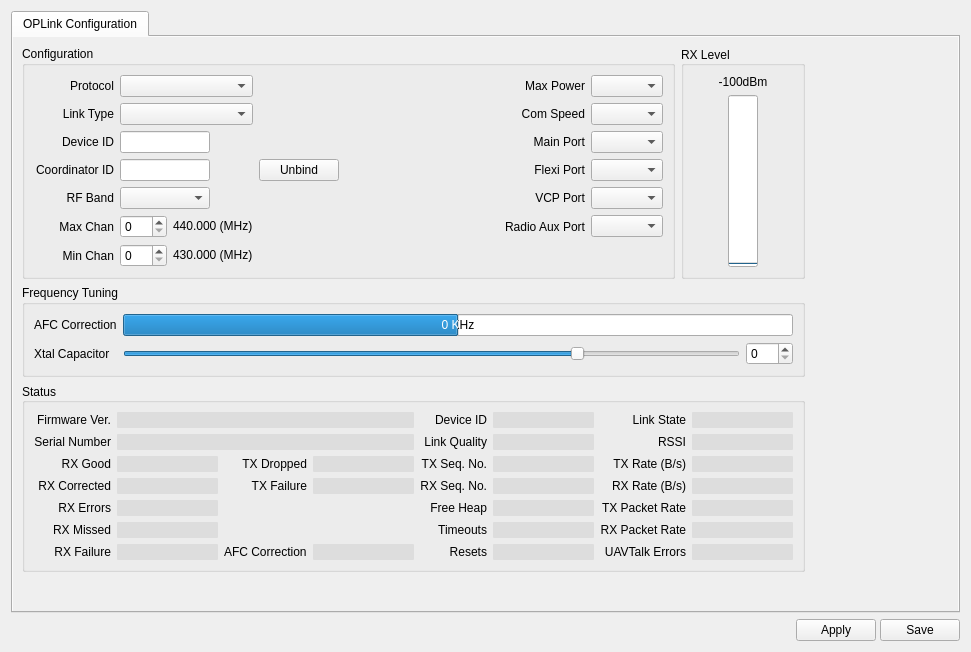
First picture: the form in ground/gcs/src/plugins/config/oplink.ui, repository librepilot/LibrePilot, before the edit.
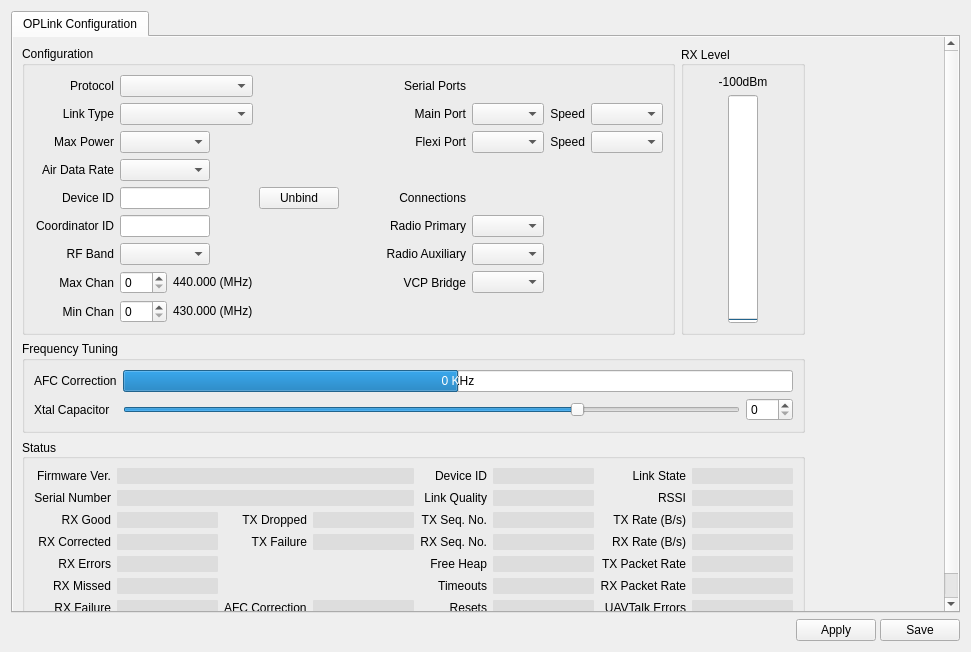
Second picture: the form after the edit. Icons and pictures are not drawn.

Commit message: LP-499 Adds support for bridging either radio primary, radio auxilary, and/or VCP to any of the output ports (main, flexi, VCP, HID).  Also adds the ability to configure the com speed of the UARTs independent of the air data rate.

Patch:
```diff
--- a/ground/gcs/src/plugins/config/oplink.ui
+++ b/ground/gcs/src/plugins/config/oplink.ui
@@ -101,7 +101,7 @@
                 <string>Configuration</string>
                </property>
                <layout class="QGridLayout" name="gridLayout_2">
-                <item row="3" column="1">
+                <item row="5" column="1">
                  <widget class="QLineEdit" name="CoordID">
                   <property name="sizePolicy">
                    <sizepolicy hsizetype="Minimum" vsizetype="Fixed">
@@ -138,7 +138,7 @@
                   </property>
                  </widget>
                 </item>
-                <item row="2" column="1">
+                <item row="4" column="1">
                  <widget class="QLineEdit" name="CustomDeviceID">
                   <property name="sizePolicy">
                    <sizepolicy hsizetype="Minimum" vsizetype="Fixed">
@@ -196,7 +196,29 @@
                   </property>
                  </widget>
                 </item>
-                <item row="2" column="6">
+                <item row="0" column="5">
+                  <widget class="QLabel" name="UartsLabel">
+                    <property name="sizePolicy">
+                      <sizepolicy hsizetype="Preferred" vsizetype="Preferred">
+                        <horstretch>0</horstretch>
+                        <verstretch>0</verstretch>
+                      </sizepolicy>
+                    </property>
+                    <property name="font">
+                      <font>
+                        <weight>50</weight>
+                        <bold>true</bold>
+                      </font>
+                    </property>
+                    <property name="text">
+                      <string>Serial Ports</string>
+                    </property>
+                    <property name="alignment">
+                      <set>Qt::AlignRight|Qt::AlignTrailing|Qt::AlignVCenter</set>
+                    </property>
+                  </widget>
+                </item>
+                <item row="1" column="5">
                  <widget class="QLabel" name="MainPortLabel">
                   <property name="font">
                    <font>
@@ -212,7 +234,227 @@
                   </property>
                  </widget>
                 </item>
-                <item row="5" column="0">
+                <item row="1" column="6">
+                 <widget class="QComboBox" name="MainPort">
+                  <property name="toolTip">
+                   <string>Choose a function for the main port.</string>
+                  </property>
+                 </widget>
+                </item>
+                <item row="1" column="7">
+                 <widget class="QLabel" name="MainComSpeedLabel">
+                  <property name="font">
+                   <font>
+                    <weight>50</weight>
+                    <bold>false</bold>
+                   </font>
+                  </property>
+                  <property name="text">
+                   <string>Speed</string>
+                  </property>
+                  <property name="alignment">
+                   <set>Qt::AlignRight|Qt::AlignTrailing|Qt::AlignVCenter</set>
+                  </property>
+                 </widget>
+                </item>
+                <item row="1" column="8">
+                 <widget class="QComboBox" name="MainComSpeed">
+                  <property name="maximumSize">
+                   <size>
+                    <width>16777215</width>
+                    <height>16777215</height>
+                   </size>
+                  </property>
+                  <property name="toolTip">
+                   <string>Choose the baud rate for the main com port.</string>
+                  </property>
+                 </widget>
+                </item>
+                <item row="2" column="5">
+                 <widget class="QLabel" name="FlexiPortLabel">
+                  <property name="font">
+                   <font>
+                    <weight>50</weight>
+                    <bold>false</bold>
+                   </font>
+                  </property>
+                  <property name="text">
+                   <string>Flexi Port</string>
+                  </property>
+                  <property name="alignment">
+                   <set>Qt::AlignRight|Qt::AlignTrailing|Qt::AlignVCenter</set>
+                  </property>
+                 </widget>
+                </item>
+                <item row="2" column="6">
+                 <widget class="QComboBox" name="FlexiPort">
+                  <property name="toolTip">
+                   <string>Choose a function for the flexi port.</string>
+                  </property>
+                 </widget>
+                </item>
+                <item row="2" column="7">
+                 <widget class="QLabel" name="FlexiComSpeedLabel">
+                  <property name="font">
+                   <font>
+                    <weight>50</weight>
+                    <bold>false</bold>
+                   </font>
+                  </property>
+                  <property name="text">
+                   <string>Speed</string>
+                  </property>
+                  <property name="alignment">
+                   <set>Qt::AlignRight|Qt::AlignTrailing|Qt::AlignVCenter</set>
+                  </property>
+                 </widget>
+                </item>
+                <item row="2" column="8">
+                 <widget class="QComboBox" name="FlexiComSpeed">
+                  <property name="maximumSize">
+                   <size>
+                    <width>16777215</width>
+                    <height>16777215</height>
+                   </size>
+                  </property>
+                  <property name="toolTip">
+                   <string>Choose the baud rate for the main com port.</string>
+                  </property>
+                 </widget>
+                </item>
+                <item row="4" column="5">
+                  <widget class="QLabel" name="ConnectionsLabel">
+                    <property name="sizePolicy">
+                      <sizepolicy hsizetype="Preferred" vsizetype="Preferred">
+                        <horstretch>0</horstretch>
+                        <verstretch>0</verstretch>
+                      </sizepolicy>
+                    </property>
+                    <property name="font">
+                      <font>
+                        <weight>50</weight>
+                        <bold>true</bold>
+                      </font>
+                    </property>
+                    <property name="text">
+                      <string>Connections</string>
+                    </property>
+                    <property name="alignment">
+                      <set>Qt::AlignRight|Qt::AlignTrailing|Qt::AlignVCenter</set>
+                    </property>
+                  </widget>
+                </item>
+                <item row="5" column="5">
+                 <widget class="QLabel" name="RadioPriStreamLabel">
+                  <property name="font">
+                   <font>
+                    <weight>50</weight>
+                    <bold>false</bold>
+                   </font>
+                  </property>
+                  <property name="text">
+                   <string>Radio Primary</string>
+                  </property>
+                  <property name="alignment">
+                   <set>Qt::AlignRight|Qt::AlignTrailing|Qt::AlignVCenter</set>
+                  </property>
+                 </widget>
+                </item>
+                <item row="5" column="6">
+                 <widget class="QComboBox" name="RadioPriStream">
+                  <property name="toolTip">
+                   <string>Choose a destination for the primary radio stream.</string>
+                  </property>
+                 </widget>
+                </item>
+                <item row="3" column="0">
+                 <widget class="QLabel" name="AirDataRateLabel">
+                  <property name="font">
+                   <font>
+                    <weight>50</weight>
+                    <bold>false</bold>
+                   </font>
+                  </property>
+                  <property name="text">
+                   <string>Air Data Rate</string>
+                  </property>
+                  <property name="alignment">
+                   <set>Qt::AlignRight|Qt::AlignTrailing|Qt::AlignVCenter</set>
+                  </property>
+                 </widget>
+                </item>
+                <item row="3" column="1">
+                 <widget class="QComboBox" name="AirDataRate">
+                  <property name="maximumSize">
+                   <size>
+                    <width>90</width>
+                    <height>16777215</height>
+                   </size>
+                  </property>
+                  <property name="toolTip">
+                   <string>Choose the over-the-air baud rate for the radio.</string>
+                  </property>
+                 </widget>
+                </item>
+                <item row="6" column="5">
+                 <widget class="QLabel" name="RadioAuxStreamLabel">
+                  <property name="font">
+                   <font>
+                    <weight>50</weight>
+                    <bold>false</bold>
+                   </font>
+                  </property>
+                  <property name="text">
+                   <string>Radio Auxiliary</string>
+                  </property>
+                  <property name="alignment">
+                   <set>Qt::AlignRight|Qt::AlignTrailing|Qt::AlignVCenter</set>
+                  </property>
+                 </widget>
+                </item>
+                <item row="6" column="6">
+                 <widget class="QComboBox" name="RadioAuxStream">
+                  <property name="maximumSize">
+                   <size>
+                    <width>16777215</width>
+                    <height>16777215</height>
+                   </size>
+                  </property>
+                  <property name="toolTip">
+                   <string>Choose a destination for the auxiliary radio stream.</string>
+                  </property>
+                 </widget>
+                </item>
+                <item row="7" column="5">
+                 <widget class="QLabel" name="VCPBridgeLabel">
+                  <property name="font">
+                   <font>
+                    <weight>50</weight>
+                    <bold>false</bold>
+                   </font>
+                  </property>
+                  <property name="text">
+                   <string>VCP Bridge</string>
+                  </property>
+                  <property name="alignment">
+                   <set>Qt::AlignRight|Qt::AlignTrailing|Qt::AlignVCenter</set>
+                  </property>
+                 </widget>
+                </item>
+                <item row="7" column="6">
+                 <widget class="QComboBox" name="VCPBridge">
+                  <property name="maximumSize">
+                   <size>
+                    <width>16777215</width>
+                    <height>16777215</height>
+                   </size>
+                  </property>
+                  <property name="toolTip">
+                   <string>Choose a destination for the Virtual Com Port bridge connection.</string>
+                  </property>
+                 </widget>
+                </item>
+                <item row="7" column="0">
                  <widget class="QLabel" name="MaximumChannelLabel">
                   <property name="sizePolicy">
                    <sizepolicy hsizetype="Preferred" vsizetype="Preferred">
@@ -259,41 +501,6 @@
                   </property>
                  </widget>
                 </item>
-                <item row="2" column="7">
-                 <widget class="QComboBox" name="MainPort">
-                  <property name="maximumSize">
-                   <size>
-                    <width>16777215</width>
-                    <height>16777215</height>
-                   </size>
-                  </property>
-                  <property name="toolTip">
-                   <string>Choose the function for the main port.</string>
-                  </property>
-                 </widget>
-                </item>
-                <item row="0" column="6">
-                 <widget class="QLabel" name="MaxRFTxPowerLabel">
-                  <property name="sizePolicy">
-                   <sizepolicy hsizetype="Preferred" vsizetype="Preferred">
-                    <horstretch>0</horstretch>
-                    <verstretch>0</verstretch>
-                   </sizepolicy>
-                  </property>
-                  <property name="font">
-                   <font>
-                    <weight>50</weight>
-                    <bold>false</bold>
-                   </font>
-                  </property>
-                  <property name="text">
-                   <string>Max Power</string>
-                  </property>
-                  <property name="alignment">
-                   <set>Qt::AlignRight|Qt::AlignTrailing|Qt::AlignVCenter</set>
-                  </property>
-                 </widget>
-                </item>
                 <item row="1" column="5">
                  <spacer name="horizontalSpacer_2">
                   <property name="orientation">
@@ -307,7 +514,7 @@
                   </property>
                  </spacer>
                 </item>
-                <item row="5" column="1">
+                <item row="7" column="1">
                  <layout class="QHBoxLayout" name="horizontalLayout_2">
                   <item>
                    <widget class="QSpinBox" name="MaximumChannel">
@@ -358,20 +565,7 @@
                   </item>
                  </layout>
                 </item>
-                <item row="3" column="7">
-                 <widget class="QComboBox" name="FlexiPort">
-                  <property name="maximumSize">
-                   <size>
-                    <width>16777215</width>
-                    <height>16777215</height>
-                   </size>
-                  </property>
-                  <property name="toolTip">
-                   <string>Choose the function for the flexi port.</string>
-                  </property>
-                 </widget>
-                </item>
-                <item row="3" column="2">
+                <item row="4" column="2">
                  <widget class="QPushButton" name="UnbindButton">
                   <property name="focusPolicy">
                    <enum>Qt::NoFocus</enum>
@@ -384,7 +578,7 @@
                   </property>
                  </widget>
                 </item>
-                <item row="6" column="0">
+                <item row="8" column="0">
                  <widget class="QLabel" name="MinimumChannelLabel">
                   <property name="sizePolicy">
                    <sizepolicy hsizetype="Preferred" vsizetype="Preferred">
@@ -428,29 +622,6 @@
                   </property>
                  </widget>
                 </item>
-                <item row="1" column="6">
-                 <widget class="QLabel" name="ComSpeedLabel">
-                  <property name="font">
-                   <font>
-                    <weight>50</weight>
-                    <bold>false</bold>
-                   </font>
-                  </property>
-                  <property name="text">
-                   <string>Com Speed</string>
-                  </property>
-                  <property name="alignment">
-                   <set>Qt::AlignRight|Qt::AlignTrailing|Qt::AlignVCenter</set>
-                  </property>
-                 </widget>
-                </item>
-                <item row="1" column="7">
-                 <widget class="QComboBox" name="ComSpeed">
-                  <property name="toolTip">
-                   <string>Com speed in bps.</string>
-                  </property>
-                 </widget>
-                </item>
                 <item row="1" column="0">
                  <widget class="QLabel" name="LinkTypeLabel">
                   <property name="font">
@@ -467,7 +638,7 @@
                   </property>
                  </widget>
                 </item>
-                <item row="6" column="1">
+                <item row="8" column="1">
                  <layout class="QHBoxLayout" name="horizontalLayout_3">
                   <item>
                    <widget class="QSpinBox" name="MinimumChannel">
@@ -518,7 +689,7 @@
                   </item>
                  </layout>
                 </item>
-                <item row="2" column="0">
+                <item row="4" column="0">
                  <widget class="QLabel" name="CustomDeviceIDLabel">
                   <property name="font">
                    <font>
@@ -534,23 +705,7 @@
                   </property>
                  </widget>
                 </item>
-                <item row="3" column="6">
-                 <widget class="QLabel" name="FlexiPortLabel">
-                  <property name="font">
-                   <font>
-                    <weight>50</weight>
-                    <bold>false</bold>
-                   </font>
-                  </property>
-                  <property name="text">
-                   <string>Flexi Port</string>
-                  </property>
-                  <property name="alignment">
-                   <set>Qt::AlignRight|Qt::AlignTrailing|Qt::AlignVCenter</set>
-                  </property>
-                 </widget>
-                </item>
-                <item row="3" column="0">
+                <item row="5" column="0">
                  <widget class="QLabel" name="CoordIDLabel">
                   <property name="font">
                    <font>
@@ -588,11 +743,33 @@
                   </property>
                  </widget>
                 </item>
-                <item row="0" column="7">
+                <item row="2" column="0">
+                 <widget class="QLabel" name="MaxRFTxPowerLabel">
+                  <property name="sizePolicy">
+                   <sizepolicy hsizetype="Preferred" vsizetype="Preferred">
+                    <horstretch>0</horstretch>
+                    <verstretch>0</verstretch>
+                   </sizepolicy>
+                  </property>
+                  <property name="font">
+                   <font>
+                    <weight>50</weight>
+                    <bold>false</bold>
+                   </font>
+                  </property>
+                  <property name="text">
+                   <string>Max Power</string>
+                  </property>
+                  <property name="alignment">
+                   <set>Qt::AlignRight|Qt::AlignTrailing|Qt::AlignVCenter</set>
+                  </property>
+                 </widget>
+                </item>
+                <item row="2" column="1">
                  <widget class="QComboBox" name="MaxRFTxPower">
                   <property name="maximumSize">
                    <size>
-                    <width>16777215</width>
+                    <width>90</width>
                     <height>16777215</height>
                    </size>
                   </property>
@@ -608,7 +785,7 @@
                   </property>
                  </widget>
                 </item>
-                <item row="4" column="0">
+                <item row="6" column="0">
                  <widget class="QLabel" name="BandLabel">
                   <property name="font">
                    <font>
@@ -624,7 +801,7 @@
                   </property>
                  </widget>
                 </item>
-                <item row="4" column="1">
+                <item row="6" column="1">
                  <widget class="QComboBox" name="RFBand">
                   <property name="maximumSize">
                    <size>
@@ -643,64 +820,6 @@
                   </property>
                  </widget>
                 </item>
-                <item row="4" column="6">
-                 <widget class="QLabel" name="VCPPortLabel">
-                  <property name="font">
-                   <font>
-                    <weight>50</weight>
-                    <bold>false</bold>
-                   </font>
-                  </property>
-                  <property name="text">
-                   <string>VCP Port</string>
-                  </property>
-                  <property name="alignment">
-                   <set>Qt::AlignRight|Qt::AlignTrailing|Qt::AlignVCenter</set>
-                  </property>
-                 </widget>
-                </item>
-                <item row="4" column="7">
-                 <widget class="QComboBox" name="VCPPort">
-                  <property name="maximumSize">
-                   <size>
-                    <width>16777215</width>
-                    <height>16777215</height>
-                   </size>
-                  </property>
-                  <property name="toolTip">
-                   <string>Choose the function for the USB virtual com port.</string>
-                  </property>
-                 </widget>
-                </item>
-                <item row="5" column="6">
-                 <widget class="QLabel" name="RadioAuxPortLabel">
-                  <property name="font">
-                   <font>
-                    <weight>50</weight>
-                    <bold>false</bold>
-                   </font>
-                  </property>
-                  <property name="text">
-                   <string>Radio Aux Port</string>
-                  </property>
-                  <property name="alignment">
-                   <set>Qt::AlignRight|Qt::AlignTrailing|Qt::AlignVCenter</set>
-                  </property>
-                 </widget>
-                </item>
-                <item row="5" column="7">
-                 <widget class="QComboBox" name="RadioAuxPort">
-                  <property name="maximumSize">
-                   <size>
-                    <width>16777215</width>
-                    <height>16777215</height>
-                   </size>
-                  </property>
-                  <property name="toolTip">
-                   <string>Choose the function for the Radio Auxiliary virtual com port.</string>
-                  </property>
-                 </widget>
-                </item>
                </layout>
               </widget>
              </item>
```
The commit also changes 16 other files.
